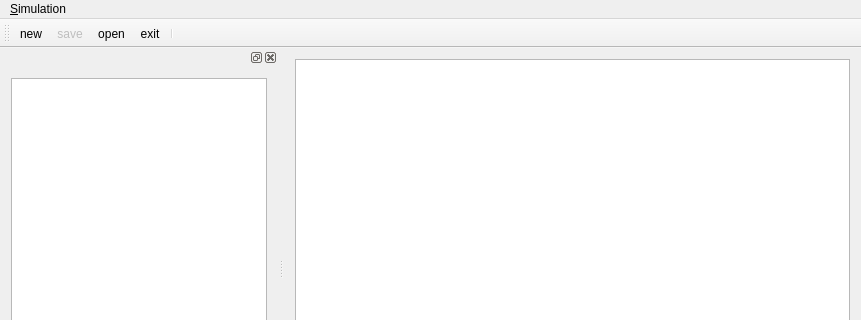
The window that src/gui/mainwindow.ui (gregorburger/CityDrain3) describes before a commit, drawn with Qt 5; both pictures show x 0 to 861 and y 0 to 320 of the 861 by 510 pixel window.
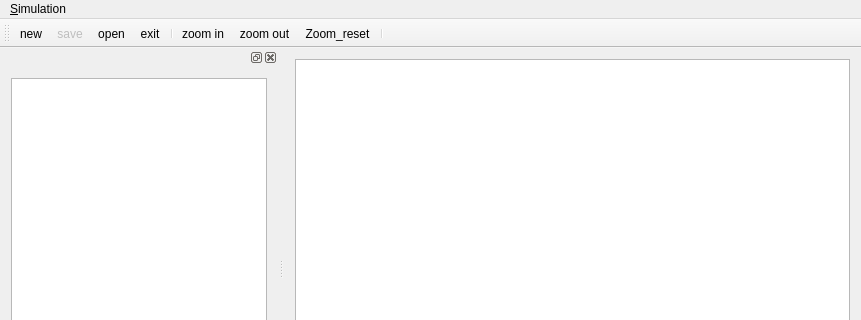
The same window after the commit. Icons and pictures are not drawn.

Commit message: fix: Add Zoom Actions

Diff of the .ui file:
```diff
--- a/src/gui/mainwindow.ui
+++ b/src/gui/mainwindow.ui
@@ -99,6 +99,10 @@
    <addaction name="action_open"/>
    <addaction name="action_exit"/>
    <addaction name="separator"/>
+   <addaction name="actionZoom_in"/>
+   <addaction name="actionZoom_out"/>
+   <addaction name="actionZoom_reset"/>
+   <addaction name="separator"/>
   </widget>
   <widget class="QStatusBar" name="statusBar"/>
   <widget class="QDockWidget" name="dockWidget">
@@ -242,6 +246,15 @@
     <string>Ctrl+-</string>
    </property>
   </action>
+  <action name="actionZoom_reset">
+   <property name="icon">
+    <iconset>
+     <normaloff>:/icons/zoom-original.png</normaloff>:/icons/zoom-original.png</iconset>
+   </property>
+   <property name="text">
+    <string>Zoom_reset</string>
+   </property>
+  </action>
  </widget>
  <layoutdefault spacing="6" margin="11"/>
  <resources/>
```
The commit also changes 2 other files.
